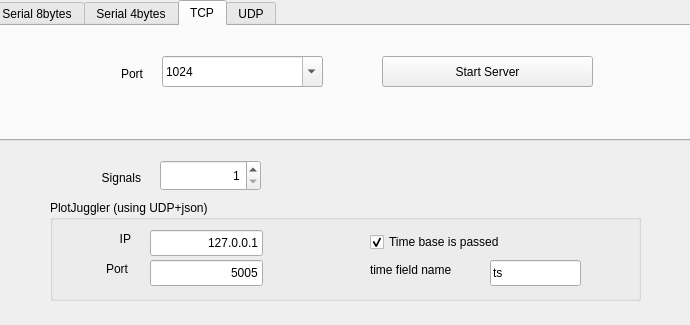
Old version of the form BlockEditor/PlotJugglerIntf.ui in the repository robertobucher/pysimCoder.
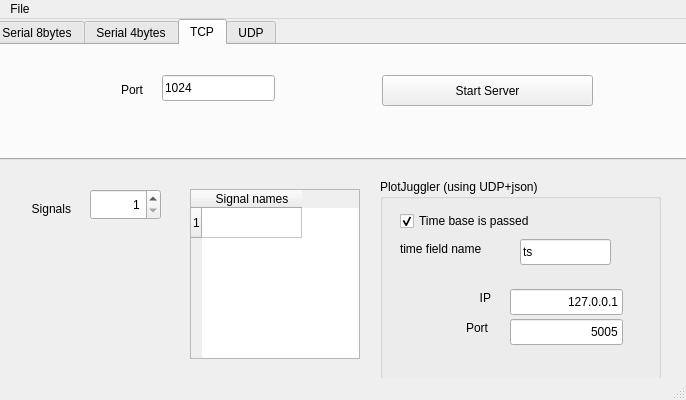
New version of the form. The open tabs and pages were chosen to show the change.

Patch:
```diff
--- a/BlockEditor/PlotJugglerIntf.ui
+++ b/BlockEditor/PlotJugglerIntf.ui
@@ -1,24 +1,35 @@
 <?xml version="1.0" encoding="UTF-8"?>
 <ui version="4.0">
- <class>Dialog</class>
- <widget class="QDialog" name="Dialog">
+ <class>MainWindow</class>
+ <widget class="QMainWindow" name="MainWindow">
   <property name="geometry">
    <rect>
     <x>0</x>
     <y>0</y>
-    <width>690</width>
-    <height>325</height>
+    <width>686</width>
+    <height>400</height>
    </rect>
   </property>
-  <property name="sizePolicy">
-   <sizepolicy hsizetype="Fixed" vsizetype="Fixed">
-    <horstretch>0</horstretch>
-    <verstretch>0</verstretch>
-   </sizepolicy>
-  </property>
   <property name="windowTitle">
    <string>Dialog</string>
   </property>
+  <widget class="QWidget" name="centralwidget">
+   <widget class="QLabel" name="label_2">
+    <property name="geometry">
+     <rect>
+      <x>10</x>
+      <y>180</y>
+      <width>61</width>
+      <height>20</height>
+     </rect>
+    </property>
+    <property name="text">
+     <string>Signals</string>
+    </property>
+    <property name="alignment">
+     <set>Qt::AlignRight|Qt::AlignTrailing|Qt::AlignVCenter</set>
+    </property>
+   </widget>
   <widget class="QTabWidget" name="tabWidget">
    <property name="geometry">
     <rect>
@@ -51,43 +62,7 @@
       <set>Qt::AlignRight|Qt::AlignTrailing|Qt::AlignVCenter</set>
      </property>
     </widget>
-    <widget class="QComboBox" name="serCbBox">
-     <property name="geometry">
-      <rect>
-       <x>170</x>
-       <y>30</y>
-       <width>161</width>
-       <height>31</height>
-      </rect>
-     </property>
-     <property name="editable">
-      <bool>true</bool>
-     </property>
-     <property name="currentIndex">
-      <number>0</number>
-     </property>
-     <item>
-      <property name="text">
-       <string>/dev/ttyACM0</string>
-      </property>
-     </item>
-     <item>
-      <property name="text">
-       <string>/dev/ttyACM1</string>
-      </property>
-     </item>
-     <item>
-      <property name="text">
-       <string>/dev/ttyACM2</string>
-      </property>
-     </item>
-     <item>
-      <property name="text">
-       <string>/dev/ttyUSB0</string>
-      </property>
-     </item>
-    </widget>
-    <widget class="QLabel" name="label">
+     <widget class="QLabel" name="label_3">
      <property name="geometry">
       <rect>
        <x>40</x>
@@ -292,10 +267,10 @@
     <widget class="QLabel" name="label_10">
      <property name="geometry">
       <rect>
-       <x>40</x>
-       <y>40</y>
-       <width>111</width>
-       <height>16</height>
+        <x>80</x>
+        <y>29</y>
+        <width>71</width>
+        <height>31</height>
       </rect>
      </property>
      <property name="text">
@@ -305,32 +280,6 @@
       <set>Qt::AlignRight|Qt::AlignTrailing|Qt::AlignVCenter</set>
      </property>
     </widget>
-    <widget class="QComboBox" name="tcpCbBox">
-     <property name="geometry">
-      <rect>
-       <x>170</x>
-       <y>30</y>
-       <width>161</width>
-       <height>31</height>
-      </rect>
-     </property>
-     <property name="editable">
-      <bool>true</bool>
-     </property>
-     <property name="currentIndex">
-      <number>0</number>
-     </property>
-     <item>
-      <property name="text">
-       <string>1024</string>
-      </property>
-     </item>
-     <item>
-      <property name="text">
-       <string>5000</string>
-      </property>
-     </item>
-    </widget>
     <widget class="QPushButton" name="pbStart_tcp">
      <property name="geometry">
       <rect>
@@ -344,6 +293,19 @@
       <string>Start Server</string>
      </property>
     </widget>
+     <widget class="QLineEdit" name="edTcpPort">
+      <property name="geometry">
+       <rect>
+        <x>170</x>
+        <y>30</y>
+        <width>113</width>
+        <height>26</height>
+       </rect>
+      </property>
+      <property name="text">
+       <string>1024</string>
+      </property>
+     </widget>
    </widget>
    <widget class="QWidget" name="tab_3">
     <attribute name="title">
@@ -404,14 +366,47 @@
       <string>Start Server</string>
      </property>
     </widget>
-   </widget>
+     <widget class="QLineEdit" name="edUdpPort">
+      <property name="geometry">
+       <rect>
+        <x>170</x>
+        <y>30</y>
+        <width>113</width>
+        <height>26</height>
+       </rect>
+      </property>
+      <property name="text">
+       <string>1024</string>
+      </property>
+     </widget>
+    </widget>
+   </widget>
+   <widget class="QTableWidget" name="tableSig">
+    <property name="geometry">
+     <rect>
+      <x>190</x>
+      <y>170</y>
+      <width>170</width>
+      <height>170</height>
+     </rect>
+    </property>
+    <row>
+     <property name="text">
+      <string>1</string>
+     </property>
+    </row>
+    <column>
+     <property name="text">
+      <string>Signal names</string>
+     </property>
+    </column>
   </widget>
   <widget class="QSpinBox" name="sbNsig">
    <property name="geometry">
     <rect>
-     <x>160</x>
-     <y>160</y>
-     <width>101</width>
+      <x>90</x>
+      <y>170</y>
+      <width>71</width>
      <height>31</height>
     </rect>
    </property>
@@ -422,29 +417,13 @@
     <number>1</number>
    </property>
   </widget>
-  <widget class="QLabel" name="label_2">
-   <property name="geometry">
-    <rect>
-     <x>30</x>
-     <y>170</y>
-     <width>111</width>
-     <height>16</height>
-    </rect>
-   </property>
-   <property name="text">
-    <string>Signals</string>
-   </property>
-   <property name="alignment">
-    <set>Qt::AlignRight|Qt::AlignTrailing|Qt::AlignVCenter</set>
-   </property>
-  </widget>
   <widget class="QGroupBox" name="groupBox">
    <property name="geometry">
     <rect>
-     <x>50</x>
-     <y>200</y>
-     <width>591</width>
-     <height>101</height>
+      <x>380</x>
+      <y>160</y>
+      <width>281</width>
+      <height>201</height>
     </rect>
    </property>
    <property name="title">
@@ -453,8 +432,8 @@
    <widget class="QLabel" name="label_5">
     <property name="geometry">
      <rect>
-      <x>30</x>
-      <y>30</y>
+       <x>60</x>
+       <y>110</y>
       <width>51</width>
       <height>18</height>
      </rect>
@@ -469,8 +448,8 @@
    <widget class="QLabel" name="label_6">
     <property name="geometry">
      <rect>
-      <x>20</x>
-      <y>60</y>
+       <x>50</x>
+       <y>140</y>
       <width>58</width>
       <height>18</height>
      </rect>
@@ -485,8 +464,8 @@
    <widget class="QLineEdit" name="ed_PJ_IP">
     <property name="geometry">
      <rect>
-      <x>100</x>
-      <y>30</y>
+       <x>130</x>
+       <y>110</y>
       <width>113</width>
       <height>26</height>
      </rect>
@@ -501,8 +480,8 @@
    <widget class="QLineEdit" name="ed_PJ_Port">
     <property name="geometry">
      <rect>
-      <x>100</x>
-      <y>60</y>
+       <x>130</x>
+       <y>140</y>
       <width>113</width>
       <height>26</height>
      </rect>
@@ -517,7 +496,7 @@
    <widget class="QLineEdit" name="ed_timeName">
     <property name="geometry">
      <rect>
-      <x>440</x>
+       <x>140</x>
       <y>60</y>
       <width>91</width>
       <height>26</height>
@@ -527,10 +506,10 @@
      <string>ts</string>
     </property>
    </widget>
-   <widget class="QLabel" name="label_3">
+    <widget class="QLabel" name="label_8">
     <property name="geometry">
      <rect>
-      <x>320</x>
+       <x>20</x>
       <y>60</y>
       <width>101</width>
       <height>20</height>
@@ -543,7 +522,7 @@
    <widget class="QCheckBox" name="ckTimeEnabled">
     <property name="geometry">
      <rect>
-      <x>320</x>
+       <x>20</x>
       <y>30</y>
       <width>181</width>
       <height>24</height>
@@ -557,10 +536,42 @@
     </property>
    </widget>
   </widget>
-  <zorder>groupBox</zorder>
-  <zorder>tabWidget</zorder>
-  <zorder>sbNsig</zorder>
-  <zorder>label_2</zorder>
+  </widget>
+  <widget class="QMenuBar" name="menubar">
+   <property name="geometry">
+    <rect>
+     <x>0</x>
+     <y>0</y>
+     <width>686</width>
+     <height>23</height>
+    </rect>
+   </property>
+   <widget class="QMenu" name="menuFile">
+    <property name="title">
+     <string>File</string>
+    </property>
+    <addaction name="actionOpen"/>
+    <addaction name="actionSave"/>
+    <addaction name="actionSave_As"/>
+   </widget>
+   <addaction name="menuFile"/>
+  </widget>
+  <widget class="QStatusBar" name="statusbar"/>
+  <action name="actionOpen">
+   <property name="text">
+    <string>Open...</string>
+   </property>
+  </action>
+  <action name="actionSave">
+   <property name="text">
+    <string>Save...</string>
+   </property>
+  </action>
+  <action name="actionSave_As">
+   <property name="text">
+    <string>Save As...</string>
+   </property>
+  </action>
  </widget>
  <resources/>
  <connections/>
```
Left out of the diff: 102 changed lines with no effect on the pictures. Lines whose indentation alone changed are shown as unchanged.
